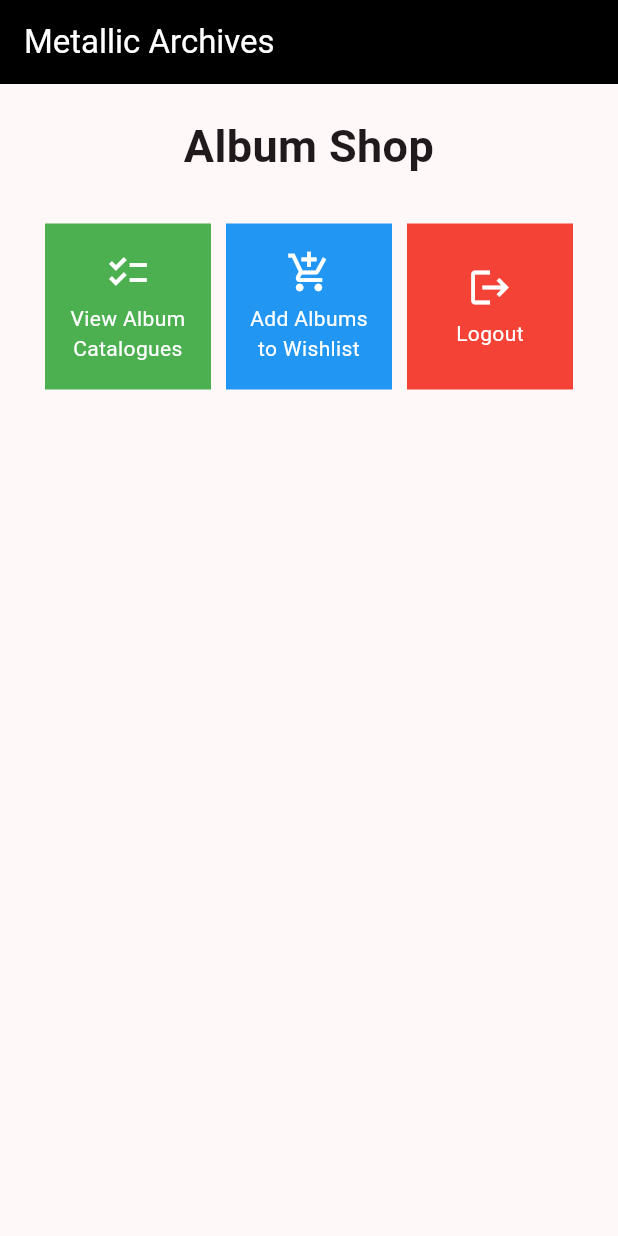
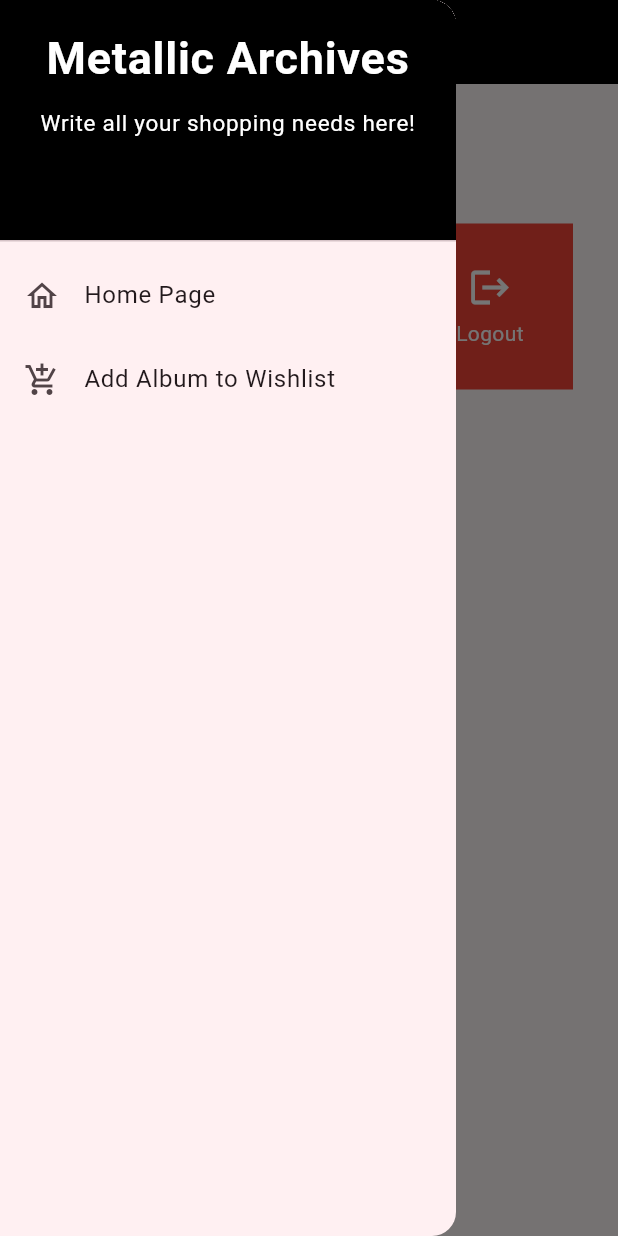
Before and after one commit to brmntyprytm/Metallic-Archives, a Flutter app: the screen it shows after launch, with the side drawer open (before the commit the screen has no drawer), on a phone screen of 412 x 824 dp. Run offline on Flutter 3.47's test engine with Material 2 defaults, Android fonts, the phone set to English and light mode, and no system bars.

Commit message:
Finished Assignment 8 and its bonus

```diff
--- a/lib/main.dart
+++ b/lib/main.dart
@@ -1,5 +1,5 @@
 import 'package:flutter/material.dart';
-import 'package:metallicarchives/menu.dart';
+import 'package:metallicarchives/screens/menu.dart';
 
 void main() {
   runApp(const MyApp());
--- /dev/null
+++ b/lib/models/Albums.dart
@@ -0,0 +1,8 @@
+// ignore: file_names
+class Album {
+  final String name;
+  final int price;
+  final String description;
+
+  Album(this.name, this.price, this.description);
+}
--- a/lib/menu.dart
+++ b/lib/screens/menu.dart
@@ -1,4 +1,8 @@
 import 'package:flutter/material.dart';
+// ignore: unused_import
+import 'package:metallicarchives/widgets/left_drawer.dart';
+// ignore: unused_import
+import 'package:metallicarchives/widgets/shopcard.dart';
 
 class MyHomePage extends StatelessWidget {
   MyHomePage({Key? key}) : super(key: key);
@@ -17,7 +21,9 @@
           style: TextStyle(color: Colors.white),
         ),
         backgroundColor: Colors.black,
+        iconTheme: const IconThemeData(color: Colors.white),
       ),
+      drawer: const LeftDrawer(),
       body: SingleChildScrollView(
         child: Padding(
           padding: const EdgeInsets.all(10.0),
@@ -52,66 +58,3 @@
     );
   }
 }
-
-class ShopItem {
-  final String name;
-  final IconData icon;
-
-  ShopItem(this.name, this.icon);
-}
-
-class ShopCard extends StatelessWidget {
-  final ShopItem item;
-
-  const ShopCard(this.item, {Key? key});
-
-  @override
-  Widget build(BuildContext context) {
-    Color buttonColor;
-    switch (item.name) {
-    case "View Album Catalogues":
-      buttonColor = Colors.green;
-      break;
-    case "Add Albums to Wishlist":
-      buttonColor = Colors.blue;
-      break;
-    case "Logout":
-      buttonColor = Colors.red;
-      break;
-    default:
-      buttonColor = Colors.indigo;
-    }
-    return Material(
-      color: buttonColor,
-      child: InkWell(
-        onTap: () {
-          ScaffoldMessenger.of(context)
-            ..hideCurrentSnackBar()
-            ..showSnackBar(SnackBar(
-                content: Text("You pressed the ${item.name} button!")));
-        },
-        child: Container(
-          padding: const EdgeInsets.all(8),
-          child: Center(
-            child: Column(
-              mainAxisAlignment: MainAxisAlignment.center,
-              children: [
-                Icon(
-                  item.icon,
-                  color: Colors.white,
-                  size: 30.0,
-                ),
-                const Padding(padding: EdgeInsets.all(3)),
-                Text(
-                  item.name,
-                  textAlign: TextAlign.center,
-                  style: const TextStyle(color: Colors.white),
-                ),
-              ],
-            ),
-          ),
-        ),
-      ),
-    );
-  }
-}
--- /dev/null
+++ b/lib/widgets/left_drawer.dart
@@ -0,0 +1,72 @@
+import 'package:flutter/material.dart';
+import 'package:metallicarchives/screens/menu.dart';
+import 'package:metallicarchives/screens/shoplist_form.dart';
+
+class LeftDrawer extends StatelessWidget {
+  const LeftDrawer({super.key});
+
+  @override
+  Widget build(BuildContext context) {
+    return Drawer(
+      child: ListView(
+        children: [
+          const DrawerHeader(
+            decoration: BoxDecoration(
+              color: Colors.black,
+            ),
+            child: Column(
+              children: [
+                Text(
+                  'Metallic Archives',
+                  textAlign: TextAlign.center,
+                  style: TextStyle(
+                    fontSize: 30,
+                    fontWeight: FontWeight.bold,
+                    color: Colors.white,
+                  ),
+                ),
+                SizedBox(height: 10), // Use SizedBox for padding
+                Text(
+                  "Write all your shopping needs here!",
+                  textAlign: TextAlign.center,
+                  style: TextStyle(
+                    fontSize: 15,
+                    color: Colors.white,
+                    fontWeight: FontWeight.normal,
+                  ),
+                ),
+              ],
+            ),
+          ),
+          ListTile(
+            leading: const Icon(Icons.home_outlined),
+            title: const Text(
+                'Home Page'), // Corrected typo: 'Homa Page' to 'Home Page'
+            // Redirect to MyHomePage
+            onTap: () {
+              Navigator.pushReplacement(
+                context,
+                MaterialPageRoute(
+                  builder: (context) => MyHomePage(),
+                ),
+              );
+            },
+          ),
+          ListTile(
+            leading: const Icon(Icons.add_shopping_cart),
+            title: const Text('Add Album to Wishlist'),
+            // Redirect to ShopFormPage
+            onTap: () {
+              Navigator.push(
+                context,
+                MaterialPageRoute(
+                  builder: (context) => const ShopFormPage(),
+                ),
+              );
+            },
+          ),
+        ],
+      ),
+    );
+  }
+}
--- /dev/null
+++ b/lib/widgets/shopcard.dart
@@ -0,0 +1,87 @@
+import 'package:flutter/material.dart';
+import 'package:metallicarchives/screens/shoplist_form.dart';
+import 'package:metallicarchives/screens/view_product.dart';
+
+class ShopItem {
+  final String name;
+  final IconData icon;
+
+  ShopItem(this.name, this.icon);
+}
+
+class ShopCard extends StatelessWidget {
+  final ShopItem item;
+
+  // ignore: use_key_in_widget_constructors
+  const ShopCard(this.item, {Key? key});
+
+  @override
+  Widget build(BuildContext context) {
+    Color buttonColor;
+    switch (item.name) {
+      case "View Album Catalogues":
+        buttonColor = Colors.green;
+        break;
+      case "Add Albums to Wishlist":
+        buttonColor = Colors.blue;
+        break;
+      case "Logout":
+        buttonColor = Colors.red;
+        break;
+      default:
+        buttonColor = Colors.indigo;
+    }
+    return Material(
+      color: buttonColor,
+      child: InkWell(
+        // Area responsive to touch
+        onTap: () {
+          // Show SnackBar when clicked
+          ScaffoldMessenger.of(context)
+            ..hideCurrentSnackBar()
+            ..showSnackBar(SnackBar(
+                content: Text("You pressed the ${item.name} button!")));
+
+          // Navigate to the appropriate route (depending on the button type)
+          if (item.name == "Add Albums to Wishlist") {
+            Navigator.push(
+              context,
+              MaterialPageRoute(
+                builder: (context) => const ShopFormPage(),
+              ),
+            );
+          }
+          if (item.name == "View Album Catalogues") {
+            Navigator.push(
+              context,
+              MaterialPageRoute(
+                builder: (context) => const ViewAlbums(),
+              ),
+            );
+          }
+        },
+        child: Container(
+          padding: const EdgeInsets.all(8),
+          child: Center(
+            child: Column(
+              mainAxisAlignment: MainAxisAlignment.center,
+              children: [
+                Icon(
+                  item.icon,
+                  color: Colors.white,
+                  size: 30.0,
+                ),
+                const Padding(padding: EdgeInsets.all(3)),
+                Text(
+                  item.name,
+                  textAlign: TextAlign.center,
+                  style: const TextStyle(color: Colors.white),
+                ),
+              ],
+            ),
+          ),
+        ),
+      ),
+    );
+  }
+}
```
Also changed, not shown: lib/screens/shoplist_form.dart (added, +209 -0 lines), lib/screens/view_product.dart (added, +79 -0 lines), 1 other file.
